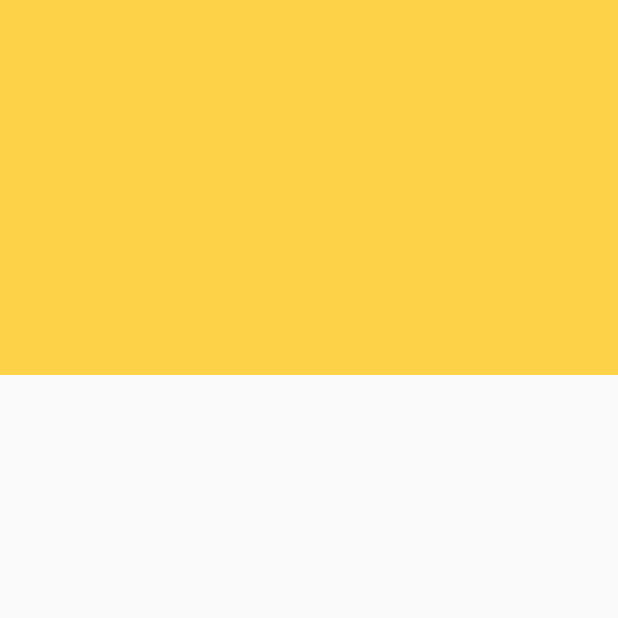
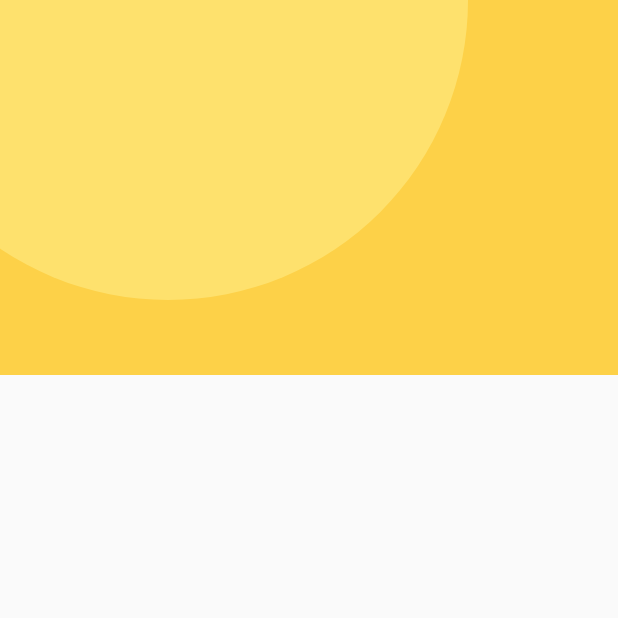
Before and after one commit to ajinkyavn1/Furniture-App-UI-Flutter, a Flutter app: the screen it shows after launch, on a phone screen of 412 x 824 dp, the top half of it. Run offline on Flutter 3.47's test engine with Material 2 defaults, Android fonts, the phone set to English and light mode, and no system bars; missing offline and left inert: dart:ffi.

Commit message:
added Curved Positionized

```diff
--- a/lib/main.dart
+++ b/lib/main.dart
@@ -68,6 +68,18 @@ class _MyHomePageState extends State<MyHomePage> {
                     height: 250,
                     width: double.infinity,
                     color: Color(getColorHexFromStr("#FDD148")),
+                  ),
+                  Positioned(
+                    bottom: 50,
+                    right: 100,
+                    child: Container(
+                      height: 400,
+                      width: 400,
+                      decoration: BoxDecoration(
+                        borderRadius: BorderRadius.circular(200),
+                        color: Color(getColorHexFromStr("#FEE16D"))
+                      ),
+                    ),
                   )
                 ],
               )
```
